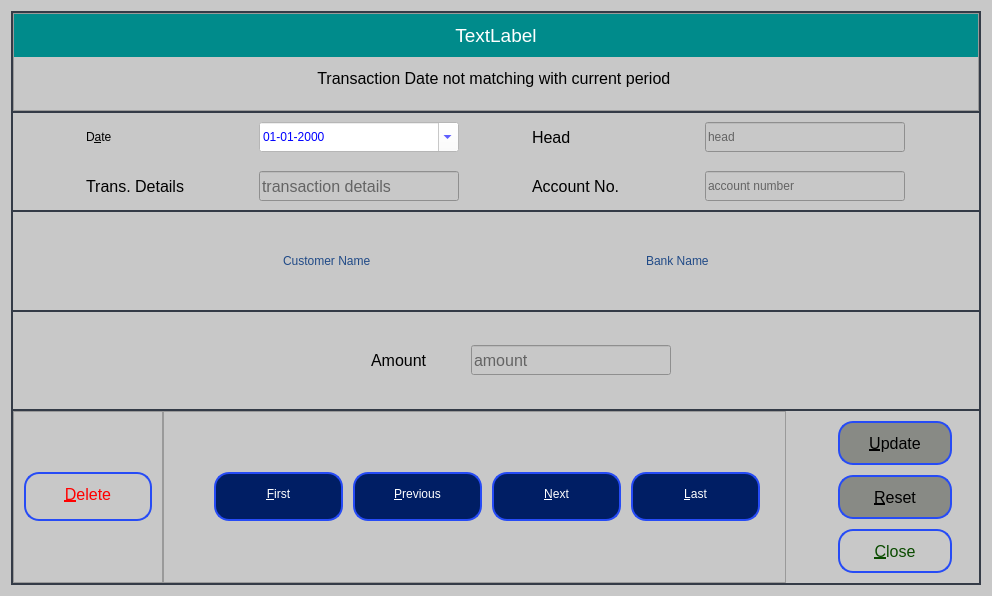
mosleuddin/ExpenseTracker, file ui_files/period_mismatch.ui: the form before one commit.
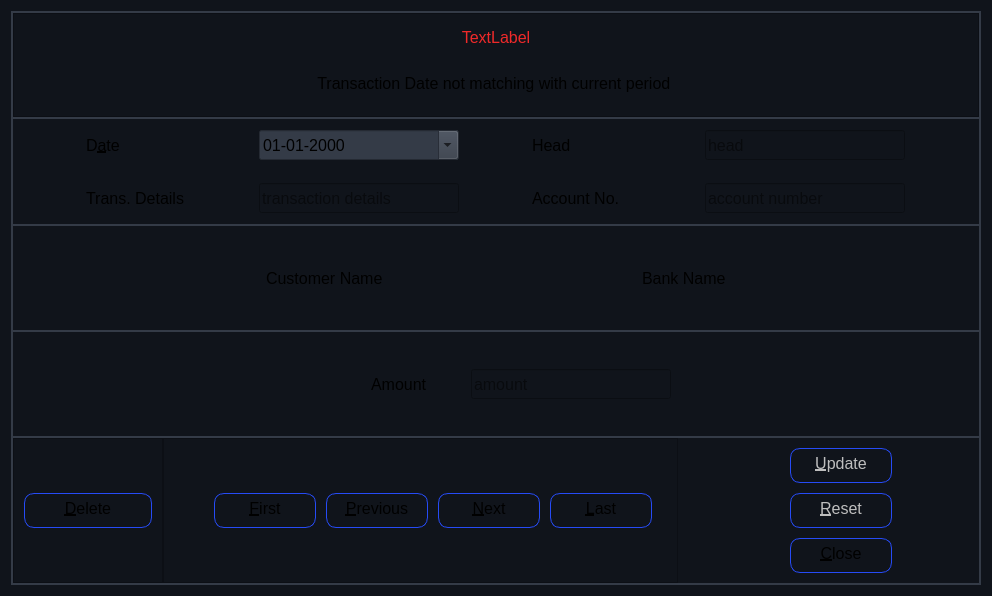
The form after the commit. Icons and pictures are not drawn.

What changed in the file:
```diff
--- a/ui_files/period_mismatch.ui
+++ b/ui_files/period_mismatch.ui
@@ -26,7 +26,9 @@
    </size>
   </property>
   <property name="font">
-   <font/>
+   <font>
+    <pointsize>-1</pointsize>
+   </font>
   </property>
   <property name="windowTitle">
    <string>Expense Tracker</string>
@@ -37,35 +39,43 @@
   </property>
   <property name="styleSheet">
    <string notr="true">*{
-background-color: rgb(200, 200, 200);
-
+     background-color :#10141b;
+	color:rgba(255, 255, 255, .50);
+	font-size: 16px;
 }
 
 #centralWidget{
-background-color: #343b47;
+	background-color: #343b47;
 }
 
 #labelMessage{
-color: rgb(255, 255, 255);
-background-color: rgb(0, 139, 139);
+	color: rgb(239, 41, 41);
 }
 
-
+#labelHeading{
+	color: rgba(255, 255, 255, .60);
+}
 
 QDateEdit{
-	color: rgb(0, 0, 255);
-	background-color: rgb(255, 255, 255);
+	color: rgba(255, 255, 0, .60);
+	background-color: #343b47;
+
 }
 
+QLineEdit, #labelBankName, #labelCustomerName{
+  color:rgba(0, 255, 255, .60);
+}
+
+
 QPushButton{
-	width: 125px;
-	height: 30px;
+    background-color:#10141b;
+ 	color:rgba(0, 255, 0, .50);
+    width: 100px;
+	height: 18px;
 	text-align: center;
 	padding: 5px, 10px;
-	border: 2px solid #264BF6;
-	border-radius: 15px;
-	color: rgb(255,255, 255);
-	background-color: rgb(0, 30, 100);
+	border: 1px solid #264BF6;
+	border-radius: 10px;
 
 }
 
@@ -75,53 +85,16 @@
 }
 
 QPushButton::disabled{
-	color: rgb(0, 0, 0);
-	background-color: rgb(136, 138, 133);
+	background-color: rgba(0, 0, 0, .50);
+     color: rgba(255, 255, 255, .50);
 }
 
+
 #frameDelete QPushButton{
-	width: 0px;
-	height: 30px;
-	text-align: center;
-	padding: 5px, 10px;
 	margin: 10px;
-	border: 2px solid #264BF6;
-	border-radius: 15px;
-    background-color: rgb(200, 200, 200);
-	color: rgb(255, 0, 0);
+	color: rgba(239, 41, 41, .85);
 }
-
-#frameDelete QPushButton::hover{
-	background-color: rgb(130, 30, 100);
-    color: white;
-}
-
-#frameDelete QPushButton::disabled{
-	color: rgb(0, 0, 0);
-	background-color: rgb(136, 138, 133);
-}
-
-
-#frameSaveCancel QPushButton{
-	width: 100px;
-	height: 30px;
-	text-align: center;
-	padding: 5px;
-	border: 2px solid #264BF6;
-	border-radius: 15px;
-    background-color: rgb(200, 200, 200);
-	color: rgb(10, 75, 0);
-}
-
-#frameSaveCancel QPushButton::hover{
-	background-color: rgb(130, 30, 100);
-    color: white;
-}
-
-#frameSaveCancel QPushButton::disabled{
-	color: rgb(0, 0, 0);
-	background-color: rgb(136, 138, 133);
-}</string>
+</string>
   </property>
   <property name="modal">
    <bool>true</bool>
@@ -185,7 +158,7 @@
            </property>
            <property name="font">
             <font>
-             <pointsize>14</pointsize>
+             <pointsize>-1</pointsize>
             </font>
            </property>
            <property name="styleSheet">
@@ -218,7 +191,7 @@
            </property>
            <property name="font">
             <font>
-             <pointsize>12</pointsize>
+             <pointsize>-1</pointsize>
              <bold>false</bold>
              <underline>false</underline>
             </font>
@@ -395,7 +368,7 @@
               </property>
               <property name="font">
                <font>
-                <pointsize>12</pointsize>
+                <pointsize>-1</pointsize>
                </font>
               </property>
               <property name="text">
@@ -406,7 +379,7 @@
             <item>
              <widget class="QLineEdit" name="editHead">
               <property name="enabled">
-               <bool>true</bool>
+               <bool>false</bool>
               </property>
               <property name="minimumSize">
                <size>
@@ -471,7 +444,7 @@
               </property>
               <property name="font">
                <font>
-                <pointsize>12</pointsize>
+                <pointsize>-1</pointsize>
                </font>
               </property>
               <property name="text">
@@ -485,7 +458,7 @@
             <item>
              <widget class="QLineEdit" name="editTransDetails">
               <property name="enabled">
-               <bool>true</bool>
+               <bool>false</bool>
               </property>
               <property name="sizePolicy">
                <sizepolicy hsizetype="Fixed" vsizetype="Fixed">
@@ -507,7 +480,7 @@
               </property>
               <property name="font">
                <font>
-                <pointsize>12</pointsize>
+                <pointsize>-1</pointsize>
                </font>
               </property>
               <property name="styleSheet">
@@ -549,7 +522,7 @@
               </property>
               <property name="font">
                <font>
-                <pointsize>12</pointsize>
+                <pointsize>-1</pointsize>
                </font>
               </property>
               <property name="text">
@@ -560,7 +533,7 @@
             <item>
              <widget class="QLineEdit" name="editAccount">
               <property name="enabled">
-               <bool>true</bool>
+               <bool>false</bool>
               </property>
               <property name="minimumSize">
                <size>
@@ -637,8 +610,7 @@
             </size>
            </property>
            <property name="styleSheet">
-            <string notr="true">color: rgb(32, 74, 135);
-</string>
+            <string notr="true"/>
            </property>
            <property name="text">
             <string>Customer Name</string>
@@ -679,8 +651,7 @@
             </size>
            </property>
            <property name="styleSheet">
-            <string notr="true">color: rgb(32, 74, 135);
-</string>
+            <string notr="true"/>
            </property>
            <property name="text">
             <string>Bank Name</string>
@@ -774,7 +745,7 @@
            </property>
            <property name="font">
             <font>
-             <pointsize>12</pointsize>
+             <pointsize>-1</pointsize>
             </font>
            </property>
            <property name="text">
@@ -788,7 +759,7 @@
          <item alignment="Qt::AlignLeft">
           <widget class="QLineEdit" name="editTransAmount">
            <property name="enabled">
-            <bool>true</bool>
+            <bool>false</bool>
            </property>
            <property name="sizePolicy">
             <sizepolicy hsizetype="Fixed" vsizetype="Fixed">
@@ -810,7 +781,7 @@
            </property>
            <property name="font">
             <font>
-             <pointsize>12</pointsize>
+             <pointsize>-1</pointsize>
             </font>
            </property>
            <property name="styleSheet">
@@ -919,7 +890,7 @@
               </property>
               <property name="font">
                <font>
-                <pointsize>12</pointsize>
+                <pointsize>-1</pointsize>
                 <bold>false</bold>
                </font>
               </property>
@@ -1094,7 +1065,7 @@
               </property>
               <property name="font">
                <font>
-                <pointsize>12</pointsize>
+                <pointsize>-1</pointsize>
                 <bold>false</bold>
                </font>
               </property>
@@ -1135,7 +1106,7 @@
               </property>
               <property name="font">
                <font>
-                <pointsize>12</pointsize>
+                <pointsize>-1</pointsize>
                 <bold>false</bold>
                </font>
               </property>
@@ -1173,7 +1144,7 @@
               </property>
               <property name="font">
                <font>
-                <pointsize>12</pointsize>
+                <pointsize>-1</pointsize>
                 <bold>false</bold>
                </font>
               </property>
```
Left out of the diff: 4 changed lines with no effect on the pictures.
